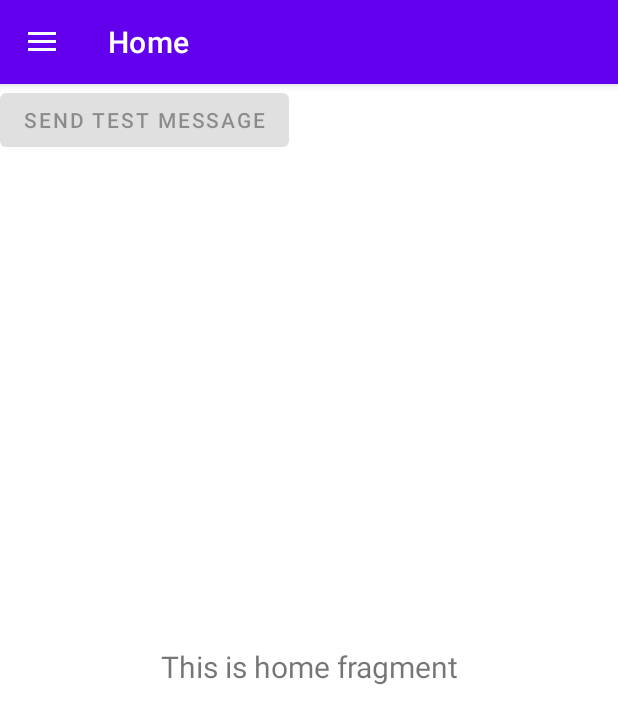
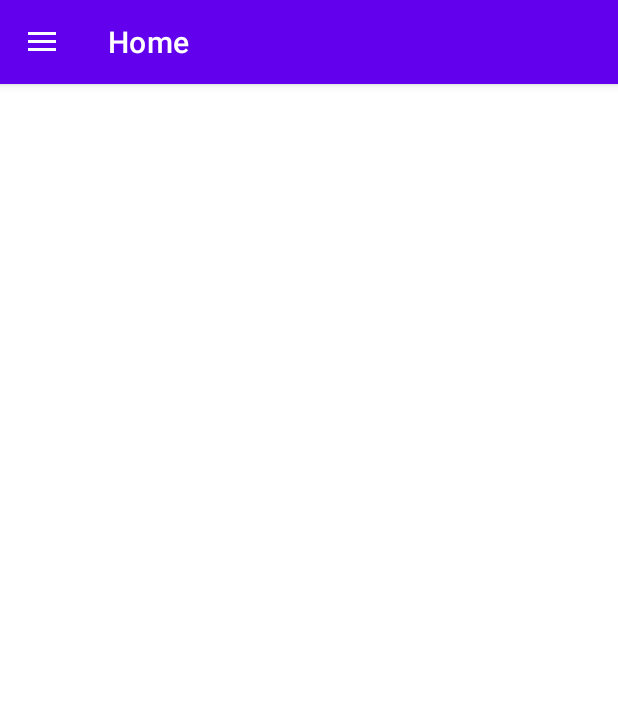
Before and after one commit to xrgman/ColorMatchingBracelet, an Android app: the screen it shows after launch (MainActivity), on a phone screen of 412 x 824 dp. Shown: the top 724 px of the screen. Run offline under Robolectric (Android 15) with nearby library versions, the phone set to English and light mode, and no system bars; our stand-ins replace navigation-ui; 1 statement that could not run was skipped.

Commit message:
Communication protocol

```diff
--- a/app/src/main/java/com/example/colormatchingbracelet/MainActivity.java
+++ b/app/src/main/java/com/example/colormatchingbracelet/MainActivity.java
@@ -14,6 +14,7 @@ import android.view.View;
 import android.widget.TextView;
 
 import com.example.colormatchingbracelet.bluetooth.IBluetoothService;
+import com.example.colormatchingbracelet.bluetooth.MessageType;
 import com.google.android.material.navigation.NavigationView;
 
 import androidx.annotation.NonNull;
@@ -180,8 +181,8 @@ public class MainActivity extends AppCompatActivity implements IBluetoothService
     }
 
     @Override
-    public void sendMessage(String message) {
-        bluetoothService.sendMessage(message);
+    public void sendMessage(MessageType type, String message) {
+        bluetoothService.sendMessage(type, message);
     }
 
     @Override
--- a/app/src/main/java/com/example/colormatchingbracelet/bluetooth/IBluetoothService.java
+++ b/app/src/main/java/com/example/colormatchingbracelet/bluetooth/IBluetoothService.java
@@ -3,6 +3,6 @@ package com.example.colormatchingbracelet.bluetooth;
 public interface IBluetoothService {
     boolean connectToDevice(String address);
     void disconnect();
-    void sendMessage(String message);
+    void sendMessage(MessageType type, String message);
     int getConnectionState();
 }
--- a/app/src/main/java/com/example/colormatchingbracelet/ui/home/HomeFragment.java
+++ b/app/src/main/java/com/example/colormatchingbracelet/ui/home/HomeFragment.java
@@ -5,15 +5,10 @@ import android.os.Bundle;
 import android.view.LayoutInflater;
 import android.view.View;
 import android.view.ViewGroup;
-import android.widget.Button;
-import android.widget.TextView;
 
 import androidx.annotation.NonNull;
 import androidx.fragment.app.Fragment;
-import androidx.lifecycle.ViewModelProvider;
 
-import com.example.colormatchingbracelet.R;
-import com.example.colormatchingbracelet.bluetooth.BluetoothService;
 import com.example.colormatchingbracelet.bluetooth.IBluetoothService;
 import com.example.colormatchingbracelet.databinding.FragmentHomeBinding;
 
@@ -23,25 +18,9 @@ public class HomeFragment extends Fragment {
 
     public View onCreateView(@NonNull LayoutInflater inflater,
                              ViewGroup container, Bundle savedInstanceState) {
-        HomeViewModel homeViewModel =
-                new ViewModelProvider(this).get(HomeViewModel.class);
 
         binding = FragmentHomeBinding.inflate(inflater, container, false);
         View root = binding.getRoot();
-
-
-
-        final TextView textView = binding.textHome;
-        homeViewModel.getText().observe(getViewLifecycleOwner(), textView::setText);
-
-        Button test = root.findViewById(R.id.sendTestMsg);
-        test.setEnabled(bluetoothServiceLink.getConnectionState() == BluetoothService.STATE_CONNECTED);
-
-        test.setOnClickListener(view -> {
-            if(bluetoothServiceLink.getConnectionState() == BluetoothService.STATE_CONNECTED) {
-                bluetoothServiceLink.sendMessage("Letsgooo");
-            }
-        });
 
         return root;
     }
--- a/app/src/main/java/com/example/colormatchingbracelet/ui/home/HomeViewModel.java
+++ /dev/null
@@ -1,19 +0,0 @@
-package com.example.colormatchingbracelet.ui.home;
-
-import androidx.lifecycle.LiveData;
-import androidx.lifecycle.MutableLiveData;
-import androidx.lifecycle.ViewModel;
-
-public class HomeViewModel extends ViewModel {
-
-    private final MutableLiveData<String> mText;
-
-    public HomeViewModel() {
-        mText = new MutableLiveData<>();
-        mText.setValue("This is home fragment");
-    }
-
-    public LiveData<String> getText() {
-        return mText;
-    }
-}
--- a/app/src/main/res/layout/fragment_home.xml
+++ b/app/src/main/res/layout/fragment_home.xml
@@ -6,31 +6,9 @@
     android:layout_height="match_parent"
     tools:context=".ui.home.HomeFragment">
 
-    <TextView
-        android:id="@+id/text_home"
-        android:layout_width="match_parent"
-        android:layout_height="wrap_content"
-        android:layout_marginStart="8dp"
-        android:layout_marginTop="8dp"
-        android:layout_marginEnd="8dp"
-        android:textAlignment="center"
-        android:textSize="20sp"
-        app:layout_constraintBottom_toBottomOf="parent"
-        app:layout_constraintEnd_toEndOf="parent"
-        app:layout_constraintStart_toStartOf="parent"
-        app:layout_constraintTop_toTopOf="parent" />
 
-    <LinearLayout
-        android:layout_width="match_parent"
-        android:layout_height="match_parent">
 
-        <Button
-            android:id="@+id/sendTestMsg"
-            android:layout_width="wrap_content"
-            android:layout_height="wrap_content"
-            android:text="Send test message"
-            android:enabled="false"/>
-    </LinearLayout>
+
 
 
 </androidx.constraintlayout.widget.ConstraintLayout>
```
Also changed, not shown: app/src/main/java/com/example/colormatchingbracelet/LedStrip/LedStripCommand.java (added, +16 -0 lines), app/src/main/java/com/example/colormatchingbracelet/LedStrip/LedStripControll.java (added, +21 -0 lines), app/src/main/java/com/example/colormatchingbracelet/bluetooth/BluetoothService.java (+16 -5 lines), app/src/main/java/com/example/colormatchingbracelet/bluetooth/MessageType.java (added, +18 -0 lines), app/src/main/java/com/example/colormatchingbracelet/ui/gallery/SettingsFragment.java (+15 -0 lines), app/src/main/res/layout/fragment_settings.xml (+8 -1 lines), 1 other file.
